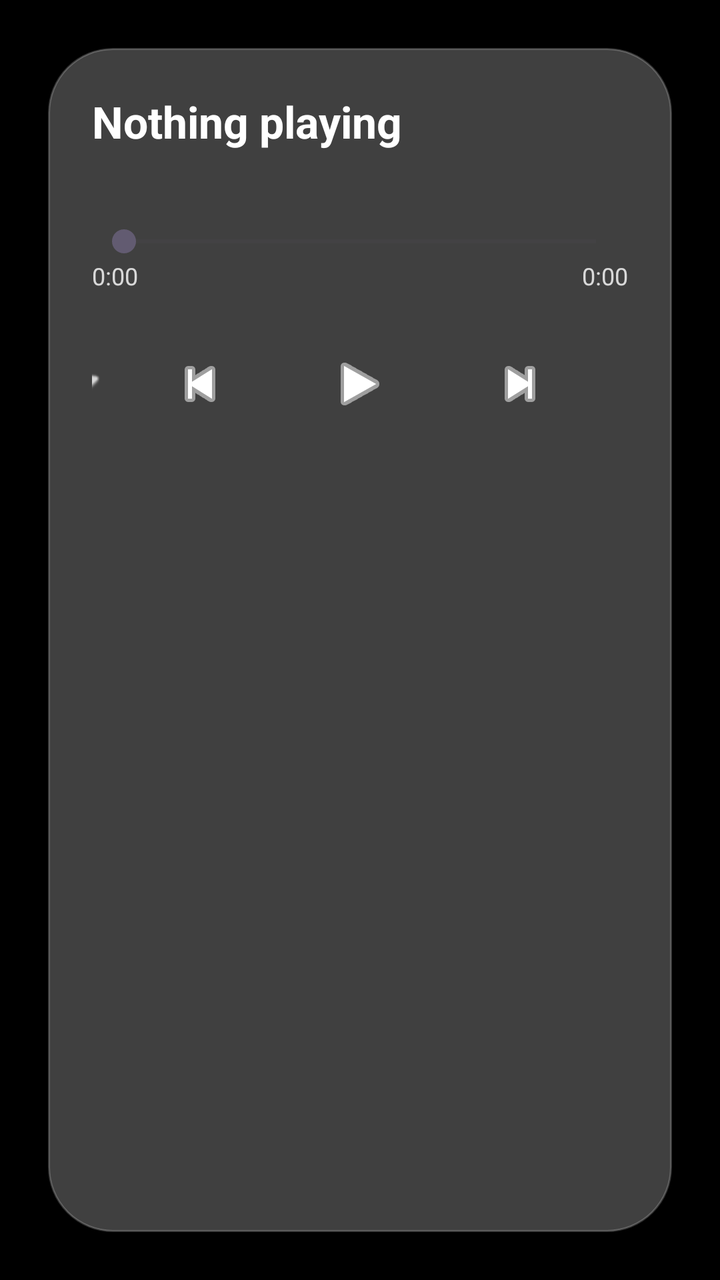
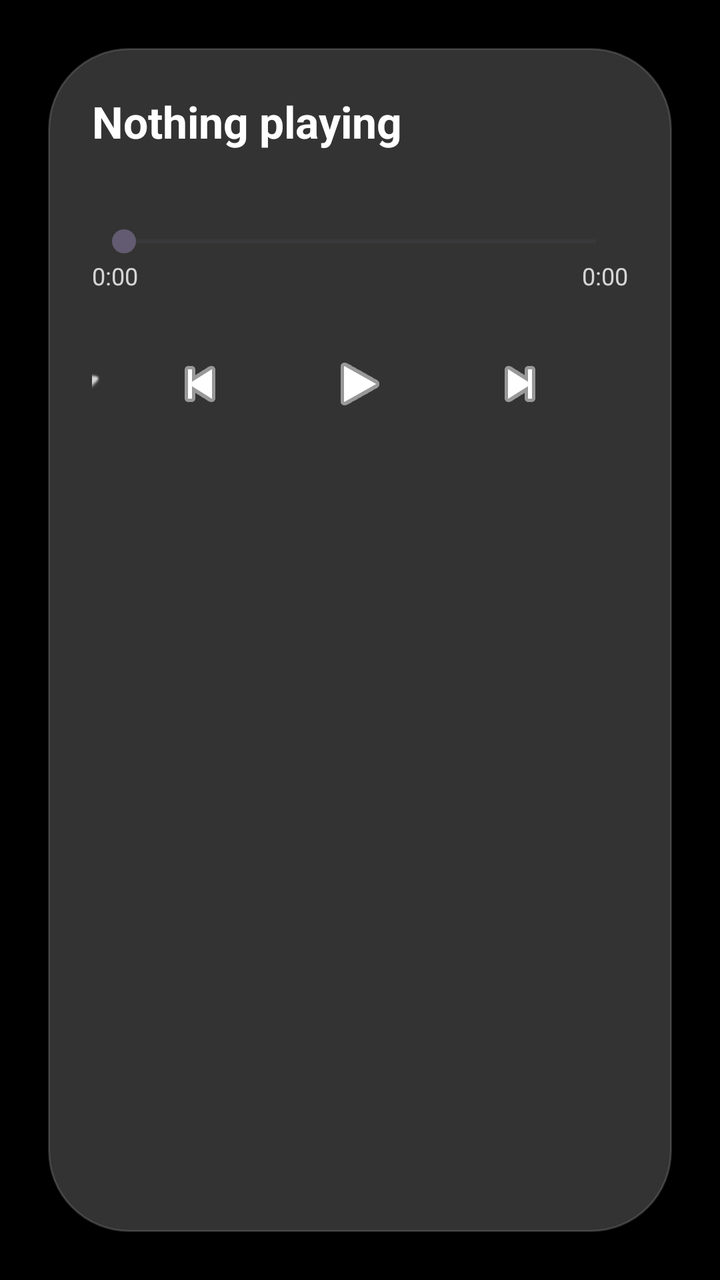

Screens rendered from an Android XML layout before and after an edit, with the pre-edit source and the edit as a unified diff.
<!-- AndroidManifest.xml: activity theme Theme.Transparent -->
<!-- res/layout/activity_lock_overlay.xml -->
<?xml version="1.0" encoding="utf-8"?>
<FrameLayout xmlns:android="http://schemas.android.com/apk/res/android"
    xmlns:app="http://schemas.android.com/apk/res-auto"
    android:layout_width="match_parent"
    android:layout_height="match_parent"
    android:background="@android:color/black">

    
    <ImageView
        android:id="@+id/backdropA"
        android:layout_width="match_parent"
        android:layout_height="match_parent"
        android:scaleType="centerCrop"
        android:contentDescription="@null" />

    <ImageView
        android:id="@+id/backdropB"
        android:layout_width="match_parent"
        android:layout_height="match_parent"
        android:alpha="0"
        android:scaleType="centerCrop"
        android:contentDescription="@null" />

    
    <View
        android:layout_width="match_parent"
        android:layout_height="match_parent"
        android:background="@drawable/scrim_gradient" />

    <androidx.constraintlayout.widget.ConstraintLayout
        android:layout_width="match_parent"
        android:layout_height="match_parent"
        android:padding="24dp">

        
        <TextView
            android:id="@+id/date"
            android:layout_width="wrap_content"
            android:layout_height="wrap_content"
            android:layout_marginTop="24dp"
            android:textColor="@android:color/white"
            android:textSize="18sp"
            android:textStyle="bold"
            app:layout_constraintTop_toTopOf="parent"
            app:layout_constraintStart_toStartOf="parent" />

        <TextView
            android:id="@+id/clock"
            android:layout_width="wrap_content"
            android:layout_height="wrap_content"
            android:fontFamily="sans-serif-thin"
            android:textColor="@android:color/white"
            android:textSize="82sp"
            app:layout_constraintTop_toBottomOf="@id/date"
            app:layout_constraintStart_toStartOf="parent" />

        <ImageButton
            android:id="@+id/dismiss"
            android:layout_width="44dp"
            android:layout_height="44dp"
            android:background="?attr/selectableItemBackgroundBorderless"
            android:contentDescription="@string/dismiss"
            android:src="@android:drawable/ic_menu_close_clear_cancel"
            app:tint="#99FFFFFF"
            app:layout_constraintTop_toTopOf="parent"
            app:layout_constraintEnd_toEndOf="parent" />

        
        <FrameLayout
            android:id="@+id/playerCard"
            android:layout_width="match_parent"
            android:layout_height="wrap_content"
            app:layout_constraintBottom_toBottomOf="parent"
            app:layout_constraintStart_toStartOf="parent"
            app:layout_constraintEnd_toEndOf="parent">

            
            <ImageView
                android:id="@+id/cardBlur"
                android:layout_width="match_parent"
                android:layout_height="match_parent"
                android:scaleType="centerCrop"
                android:contentDescription="@null"
                android:outlineProvider="background"
                android:clipToOutline="true"
                android:background="@drawable/card_clip" />

            
            <View
                android:layout_width="match_parent"
                android:layout_height="match_parent"
                android:background="@drawable/glass_tint" />

            <LinearLayout
                android:layout_width="match_parent"
                android:layout_height="wrap_content"
                android:orientation="vertical"
                android:padding="22dp">

                <TextView
                    android:id="@+id/title"
                    android:layout_width="match_parent"
                    android:layout_height="wrap_content"
                    android:ellipsize="end"
                    android:maxLines="1"
                    android:text="@string/nothing_playing"
                    android:textColor="@android:color/white"
                    android:textSize="22sp"
                    android:textStyle="bold" />

                <TextView
                    android:id="@+id/artist"
                    android:layout_width="match_parent"
                    android:layout_height="wrap_content"
                    android:layout_marginTop="2dp"
                    android:ellipsize="end"
                    android:maxLines="1"
                    android:textColor="#CCFFFFFF"
                    android:textSize="15sp" />

                <TextView
                    android:id="@+id/bluetoothChip"
                    android:layout_width="wrap_content"
                    android:layout_height="wrap_content"
                    android:layout_marginTop="12dp"
                    android:background="@drawable/chip_bg"
                    android:paddingHorizontal="14dp"
                    android:paddingVertical="6dp"
                    android:textColor="@android:color/white"
                    android:textSize="12sp"
                    android:visibility="gone" />

                <SeekBar
                    android:id="@+id/progress"
                    android:layout_width="match_parent"
                    android:layout_height="wrap_content"
                    android:layout_marginTop="14dp"
                    android:max="1000" />

                <LinearLayout
                    android:layout_width="match_parent"
                    android:layout_height="wrap_content"
                    android:orientation="horizontal">

                    <TextView
                        android:id="@+id/elapsed"
                        android:layout_width="0dp"
                        android:layout_height="wrap_content"
                        android:layout_weight="1"
                        android:text="0:00"
                        android:textColor="#CCFFFFFF"
                        android:textSize="12sp" />

                    <TextView
                        android:id="@+id/total"
                        android:layout_width="0dp"
                        android:layout_height="wrap_content"
                        android:layout_weight="1"
                        android:gravity="end"
                        android:text="0:00"
                        android:textColor="#CCFFFFFF"
                        android:textSize="12sp" />
                </LinearLayout>

                <LinearLayout
                    android:layout_width="match_parent"
                    android:layout_height="wrap_content"
                    android:layout_marginTop="10dp"
                    android:gravity="center"
                    android:orientation="horizontal">

                    <ImageButton
                        android:id="@+id/star"
                        android:layout_width="48dp"
                        android:layout_height="48dp"
                        android:background="?attr/selectableItemBackgroundBorderless"
                        android:contentDescription="@string/favorite"
                        android:src="@android:drawable/btn_star_big_off"
                        app:tint="#CCFFFFFF" />

                    <ImageButton
                        android:id="@+id/prev"
                        android:layout_width="56dp"
                        android:layout_height="56dp"
                        android:layout_marginStart="12dp"
                        android:background="?attr/selectableItemBackgroundBorderless"
                        android:contentDescription="@string/prev"
                        android:src="@android:drawable/ic_media_previous"
                        app:tint="@android:color/white" />

                    <ImageButton
                        android:id="@+id/playPause"
                        android:layout_width="72dp"
                        android:layout_height="72dp"
                        android:layout_marginHorizontal="16dp"
                        android:background="?attr/selectableItemBackgroundBorderless"
                        android:contentDescription="@string/play_pause"
                        android:src="@android:drawable/ic_media_play"
                        app:tint="@android:color/white" />

                    <ImageButton
                        android:id="@+id/next"
                        android:layout_width="56dp"
                        android:layout_height="56dp"
                        android:layout_marginEnd="12dp"
                        android:background="?attr/selectableItemBackgroundBorderless"
                        android:contentDescription="@string/next"
                        android:src="@android:drawable/ic_media_next"
                        app:tint="@android:color/white" />

                    <ImageButton
                        android:id="@+id/shuffle"
                        android:layout_width="48dp"
                        android:layout_height="48dp"
                        android:background="?attr/selectableItemBackgroundBorderless"
                        android:contentDescription="@string/shuffle"
                        android:src="@drawable/ic_shuffle"
                        app:tint="#CCFFFFFF" />
                </LinearLayout>
            </LinearLayout>
        </FrameLayout>

    </androidx.constraintlayout.widget.ConstraintLayout>
</FrameLayout>
<!-- resources referenced by this layout -->
<resources>
  <!-- drawable card_clip (drawable) -->
  <?xml version="1.0" encoding="utf-8"?>
  <shape xmlns:android="http://schemas.android.com/apk/res/android"
      android:shape="rectangle">
      <solid android:color="#000000" />
      <corners android:radius="32dp" />
  </shape>
  <!-- drawable chip_bg (drawable) -->
  <?xml version="1.0" encoding="utf-8"?>
  <shape xmlns:android="http://schemas.android.com/apk/res/android"
      android:shape="rectangle">
      <solid android:color="#40FFFFFF" />
      <corners android:radius="20dp" />
      <stroke android:width="1dp" android:color="#33FFFFFF" />
  </shape>
  <!-- drawable glass_tint (drawable) -->
  <?xml version="1.0" encoding="utf-8"?>
  <shape xmlns:android="http://schemas.android.com/apk/res/android"
      android:shape="rectangle">
      <solid android:color="#40FFFFFF" />
      <corners android:radius="32dp" />
      <stroke android:width="1dp" android:color="#33FFFFFF" />
  </shape>
  <!-- drawable ic_shuffle (drawable) -->
  <?xml version="1.0" encoding="utf-8"?>
  <vector xmlns:android="http://schemas.android.com/apk/res/android"
      android:width="24dp" android:height="24dp"
      android:viewportWidth="24" android:viewportHeight="24"
      android:tint="#FFFFFFFF">
      <path android:fillColor="#FFFFFF"
          android:pathData="M10.59,9.17L5.41,4 4,5.41l5.17,5.17 1.42,-1.41zM14.5,4l2.04,2.04L4,18.59 5.41,20 17.96,7.46 20,9.5V4h-5.5zm0.33,9.41l-1.41,1.41 3.13,3.13L14.5,20H20v-5.5l-2.04,2.04 -3.13,-3.13z"/>
  </vector>
  <!-- drawable scrim_gradient (drawable) -->
  <?xml version="1.0" encoding="utf-8"?>
  <shape xmlns:android="http://schemas.android.com/apk/res/android"
      android:shape="rectangle">
      <gradient
          android:angle="270"
          android:startColor="#33000000"
          android:centerColor="#11000000"
          android:endColor="#99000000"
          android:type="linear" />
  </shape>
  <string name="dismiss">Dismiss</string>
  <string name="favorite">Favorite</string>
  <string name="next">Next</string>
  <string name="nothing_playing">Nothing playing</string>
  <string name="play_pause">Play or pause</string>
  <string name="prev">Previous</string>
  <string name="shuffle">Shuffle</string>
  <style name="Theme.Transparent" parent="Theme.Material3.DayNight.NoActionBar">
          <item name="android:windowBackground">@android:color/transparent</item>
          <item name="android:windowIsTranslucent">true</item>
          <item name="android:windowNoTitle">true</item>
          <item name="android:statusBarColor">@android:color/transparent</item>
          <item name="android:navigationBarColor">@android:color/transparent</item>
      </style>
</resources>

<!-- the commit's change to res/layout/activity_lock_overlay.xml (unified diff, before → after) -->
@@ -10,7 +10,7 @@
         android:id="@+id/backdropA"
         android:layout_width="match_parent"
         android:layout_height="match_parent"
-        android:scaleType="centerCrop"
+        android:scaleType="fitXY"
         android:contentDescription="@null" />
 
     <ImageView
@@ -18,7 +18,7 @@
         android:layout_width="match_parent"
         android:layout_height="match_parent"
         android:alpha="0"
-        android:scaleType="centerCrop"
+        android:scaleType="fitXY"
         android:contentDescription="@null" />
 
     
<!-- resource entries referenced after the edit -->
@@ -5,7 +5,7 @@
   <shape xmlns:android="http://schemas.android.com/apk/res/android"
       android:shape="rectangle">
       <solid android:color="#000000" />
-      <corners android:radius="32dp" />
+      <corners android:radius="40dp" />
   </shape>
   <!-- drawable chip_bg (drawable) -->
   <?xml version="1.0" encoding="utf-8"?>
@@ -19,9 +19,9 @@
   <?xml version="1.0" encoding="utf-8"?>
   <shape xmlns:android="http://schemas.android.com/apk/res/android"
       android:shape="rectangle">
-      <solid android:color="#40FFFFFF" />
-      <corners android:radius="32dp" />
-      <stroke android:width="1dp" android:color="#33FFFFFF" />
+      <solid android:color="#33FFFFFF" />
+      <corners android:radius="40dp" />
+      <stroke android:width="1dp" android:color="#26FFFFFF" />
   </shape>
   <!-- drawable ic_shuffle (drawable) -->
   <?xml version="1.0" encoding="utf-8"?>
